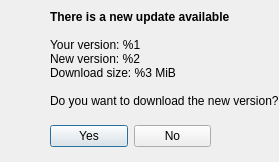
Old version of the form trunk/client/updater/question.ui in the repository BackupTheBerlios/wolfpack-svn.
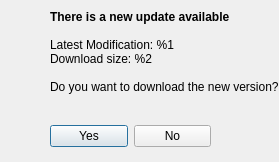
New version of the form. Icons and pictures are not drawn.

Diff of the .ui file:
```diff
--- a/trunk/client/updater/question.ui
+++ b/trunk/client/updater/question.ui
@@ -82,7 +82,7 @@
     <enum>QFrame::NoFrame</enum>
    </property>
    <property name="text" >
-    <string>&lt;html>&lt;head>&lt;meta name=&quot;qrichtext&quot; content=&quot;1&quot; />&lt;/head>&lt;body style=&quot; white-space: pre-wrap; font-family:MS Shell Dlg; font-weight:400; font-style:normal; text-decoration:none;&quot;>&lt;p style=&quot; margin-top:0px; margin-bottom:0px; margin-left:0px; margin-right:0px; -qt-block-indent:0; text-indent:0px;&quot;>&lt;span style=&quot; font-weight:600;&quot;>There is a new update available&lt;/span>&lt;/p>&lt;p style=&quot;-qt-paragraph-type:empty; margin-top:0px; margin-bottom:0px; margin-left:0px; margin-right:0px; -qt-block-indent:0; text-indent:0px;&quot;>&lt;/p>&lt;p style=&quot; margin-top:0px; margin-bottom:0px; margin-left:0px; margin-right:0px; -qt-block-indent:0; text-indent:0px;&quot;>Your version: %1&lt;/p>&lt;p style=&quot; margin-top:0px; margin-bottom:0px; margin-left:0px; margin-right:0px; -qt-block-indent:0; text-indent:0px;&quot;>New version: %2&lt;/p>&lt;p style=&quot; margin-top:0px; margin-bottom:0px; margin-left:0px; margin-right:0px; -qt-block-indent:0; text-indent:0px;&quot;>Download size: %3 MiB&lt;/p>&lt;p style=&quot;-qt-paragraph-type:empty; margin-top:0px; margin-bottom:0px; margin-left:0px; margin-right:0px; -qt-block-indent:0; text-indent:0px;&quot;>&lt;/p>&lt;p style=&quot; margin-top:0px; margin-bottom:0px; margin-left:0px; margin-right:0px; -qt-block-indent:0; text-indent:0px;&quot;>Do you want to download the new version?&lt;/p>&lt;/body>&lt;/html></string>
+    <string>&lt;html>&lt;head>&lt;meta name=&quot;qrichtext&quot; content=&quot;1&quot; />&lt;/head>&lt;body style=&quot; white-space: pre-wrap; font-family:MS Shell Dlg; font-weight:400; font-style:normal; text-decoration:none;&quot;>&lt;p style=&quot; margin-top:0px; margin-bottom:0px; margin-left:0px; margin-right:0px; -qt-block-indent:0; text-indent:0px;&quot;>&lt;span style=&quot; font-weight:600;&quot;>There is a new update available&lt;/span>&lt;/p>&lt;p style=&quot;-qt-paragraph-type:empty; margin-top:0px; margin-bottom:0px; margin-left:0px; margin-right:0px; -qt-block-indent:0; text-indent:0px;&quot;>&lt;/p>&lt;p style=&quot; margin-top:0px; margin-bottom:0px; margin-left:0px; margin-right:0px; -qt-block-indent:0; text-indent:0px;&quot;>Latest Modification: %1&lt;/p>&lt;p style=&quot; margin-top:0px; margin-bottom:0px; margin-left:0px; margin-right:0px; -qt-block-indent:0; text-indent:0px;&quot;>Download size: %2&lt;/p>&lt;p style=&quot;-qt-paragraph-type:empty; margin-top:0px; margin-bottom:0px; margin-left:0px; margin-right:0px; -qt-block-indent:0; text-indent:0px;&quot;>&lt;/p>&lt;p style=&quot; margin-top:0px; margin-bottom:0px; margin-left:0px; margin-right:0px; -qt-block-indent:0; text-indent:0px;&quot;>Do you want to download the new version?&lt;/p>&lt;/body>&lt;/html></string>
    </property>
    <property name="textFormat" >
     <enum>Qt::RichText</enum>
```
